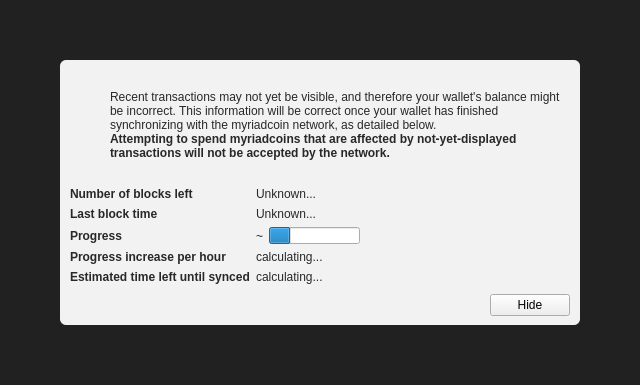
badcoin-net/Badcoin, file src/qt/forms/modaloverlay.ui: the form before one commit.
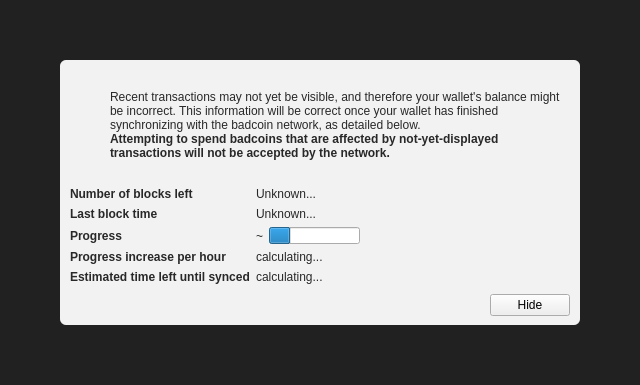
The form after the commit. Icons and pictures are not drawn. Custom widgets are drawn as their Qt base class.

What changed in the file:
```diff
--- a/src/qt/forms/modaloverlay.ui
+++ b/src/qt/forms/modaloverlay.ui
@@ -130,7 +130,7 @@
              <item>
               <widget class="QLabel" name="infoText">
                <property name="text">
-                <string>Recent transactions may not yet be visible, and therefore your wallet's balance might be incorrect. This information will be correct once your wallet has finished synchronizing with the myriadcoin network, as detailed below.</string>
+                <string>Recent transactions may not yet be visible, and therefore your wallet's balance might be incorrect. This information will be correct once your wallet has finished synchronizing with the badcoin network, as detailed below.</string>
                </property>
                <property name="textFormat">
                 <enum>Qt::RichText</enum>
@@ -149,7 +149,7 @@
                 </font>
                </property>
                <property name="text">
-                <string>Attempting to spend myriadcoins that are affected by not-yet-displayed transactions will not be accepted by the network.</string>
+                <string>Attempting to spend badcoins that are affected by not-yet-displayed transactions will not be accepted by the network.</string>
                </property>
                <property name="textFormat">
                 <enum>Qt::RichText</enum>
```
